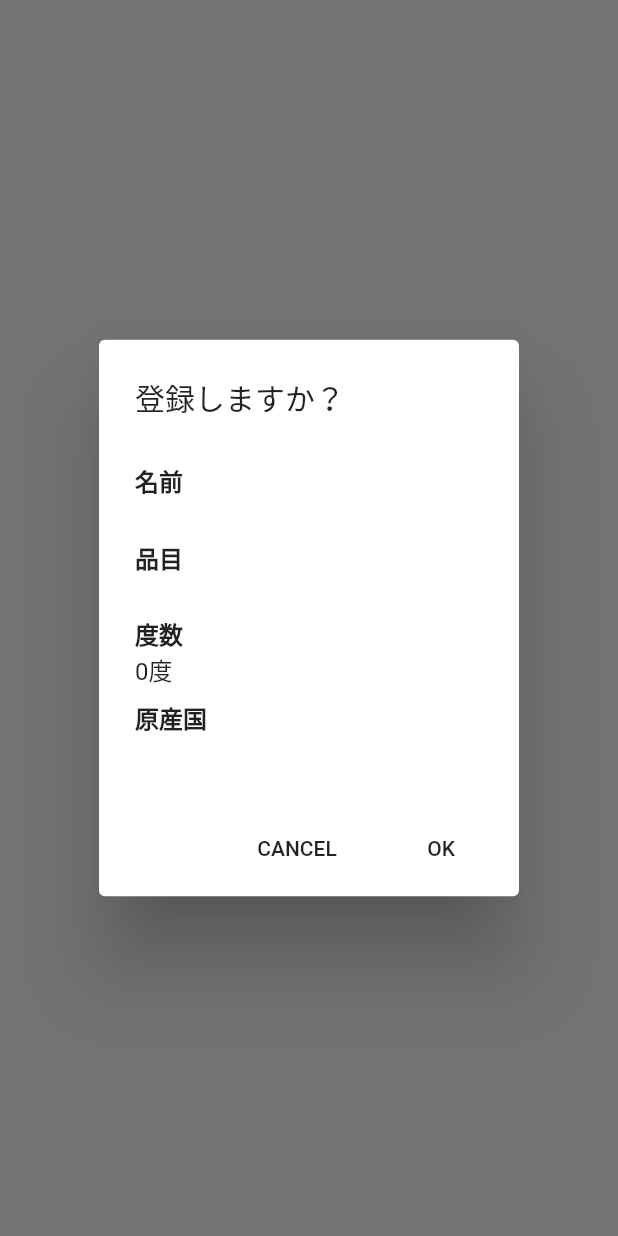
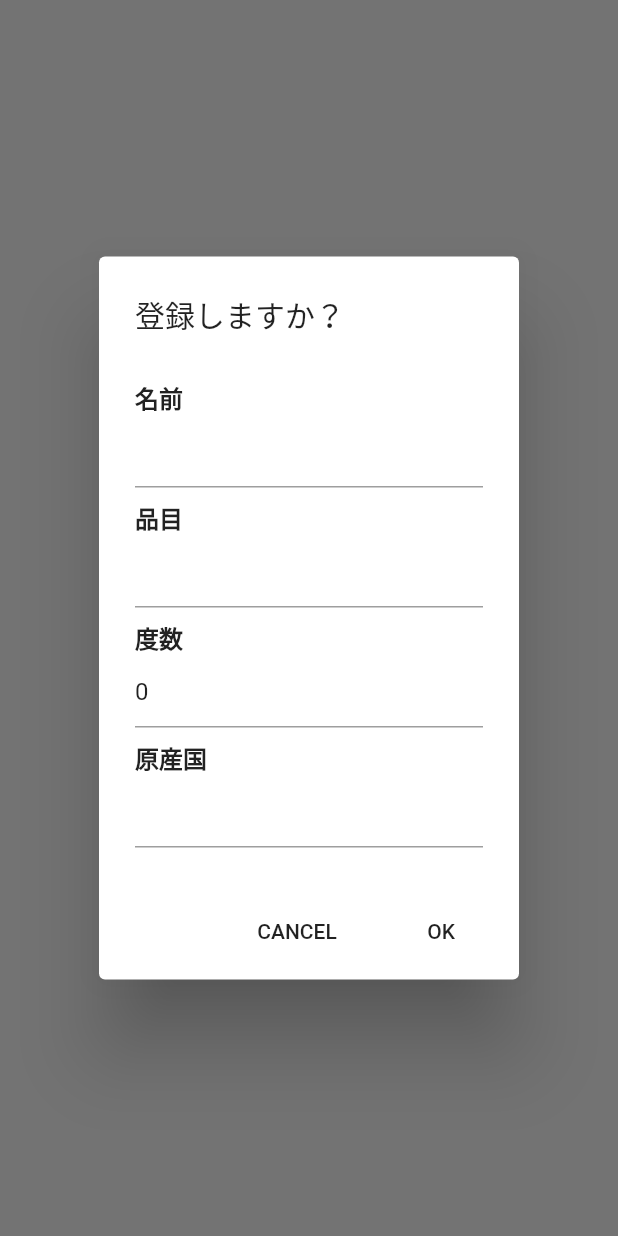
Before and after one commit to iMago-Engineer/alcohol-collection, a Flutter app: what confirmDialog() shows on an empty page, opened directly with empty values, on a phone screen of 412 x 824 dp. Run offline on Flutter 3.47's test engine with Material 2 defaults, Android fonts, the phone set to English and light mode, and no system bars; our stand-ins replace cloud_firestore, firebase_core, firebase_storage, flushbar, flutter_dotenv, flutter_rating_bar and 4 more; missing offline and left inert: flutter_emoji, slimy_card; accounts and stored records are empty.

Commit message:
allow editing of input

```diff
--- a/lib/ui/alcohol_list/camera_button.dart
+++ b/lib/ui/alcohol_list/camera_button.dart
@@ -148,16 +148,44 @@ Future confirmDialog(model, newOcyake) {
             children: [
               SizedBox(height: 8),
               Text('名前', style: style.cardSubTitle),
-              Text(newOcyake.name, style: style.cardSubText),
+              TextFormField(
+                initialValue: newOcyake.name,
+                onChanged: (newName) {
+                  newOcyake.name = newName;
+                },
+                style: style.cardSubText,
+              ),
+              // Text(newOcyake.name, style: style.cardSubText),
               SizedBox(height: 8),
               Text('品目', style: style.cardSubTitle),
-              Text(newOcyake.type, style: style.cardSubText),
+              // Text(newOcyake.type, style: style.cardSubText),
+              TextFormField(
+                initialValue: newOcyake.type,
+                onChanged: (newType) {
+                  newOcyake.type = newType;
+                },
+                style: style.cardSubText,
+              ),
               SizedBox(height: 8),
               Text('度数', style: style.cardSubTitle),
-              Text('${newOcyake.alcohol}度', style: style.cardSubText),
+              TextFormField(
+                initialValue: newOcyake.alcohol.toString(),
+                onChanged: (newAlcoholInString) {
+                  newOcyake.alcohol = int.parse(newAlcoholInString);
+                },
+                style: style.cardSubText,
+              ),
+              // Text('${newOcyake.alcohol}度', style: style.cardSubText),
               SizedBox(height: 8),
               Text('原産国', style: style.cardSubTitle),
-              Text(newOcyake.madeIn, style: style.cardSubText),
+              TextFormField(
+                initialValue: newOcyake.madeIn,
+                onChanged: (newMadeIn) {
+                  newOcyake.madeIn = newMadeIn;
+                },
+                style: style.cardSubText,
+              ),
+              // Text(newOcyake.madeIn, style: style.cardSubText),
             ],
           ),
         ),
```
